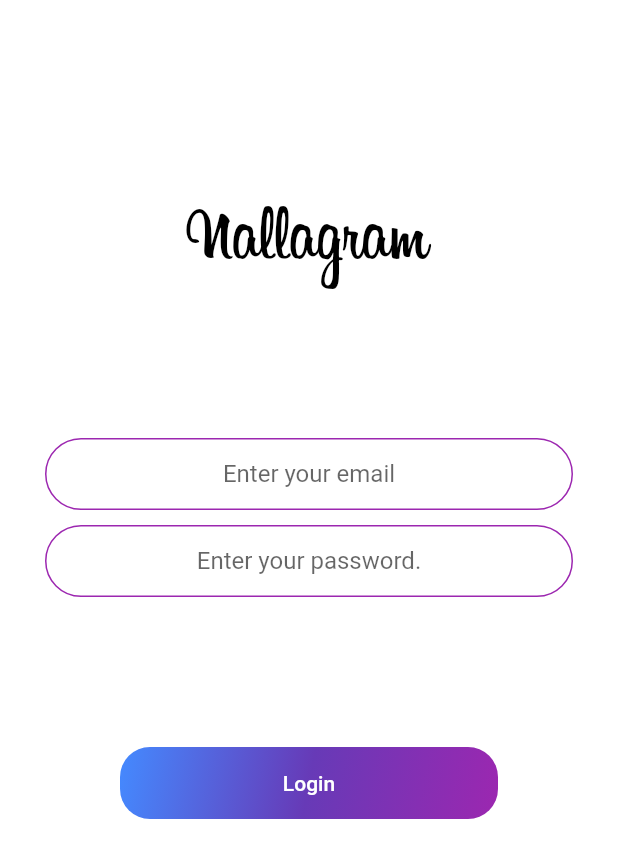
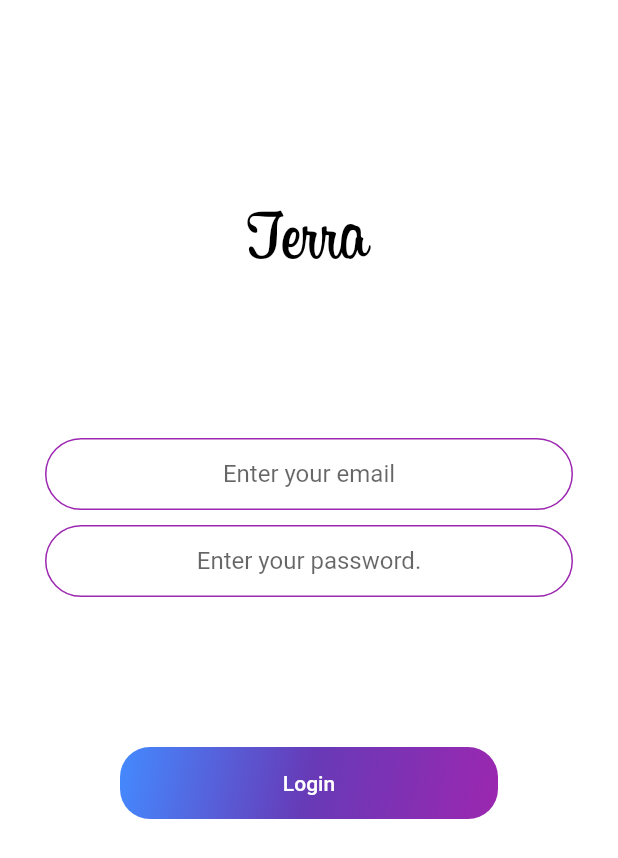
Before and after one commit to StewDoger/Terra, a Flutter app: the LoginScreen screen opened by its route, on a phone screen of 412 x 824 dp. Shown: the top 858 px of the screen. Run offline on Flutter 3.47's test engine with Material 2 defaults, Android fonts, the phone set to English and light mode, and no system bars; our stand-ins replace bloc, cached_network_image, cloud_firestore, curved_navigation_bar, dropdown_button2, file_picker and 9 more; missing offline and left inert: flutter_emoji; accounts and stored records are empty.

Commit message:
add fix bar

```diff
--- a/lib/nav.dart
+++ b/lib/nav.dart
@@ -61,7 +61,7 @@ class _NavState extends State<Nav> {
         elevation: 0.0,
         backgroundColor: Colors.white,
         title: Text(
-          'Nallagram',
+          'Terra',
           style: TextStyle(
             fontFamily: 'Metropolis',
             color: Colors.black,
--- a/lib/screens/Authenticate/login_screen.dart
+++ b/lib/screens/Authenticate/login_screen.dart
@@ -36,7 +36,7 @@ class _LoginScreenState extends State<LoginScreen> {
                   Center(
                     child: Hero(
                       tag: 'logo',
-                      child: Text('Nallagram',
+                      child: Text('Terra',
                           style: TextStyle(
                             fontFamily: 'Billabong',
                             color: Colors.black,
```
